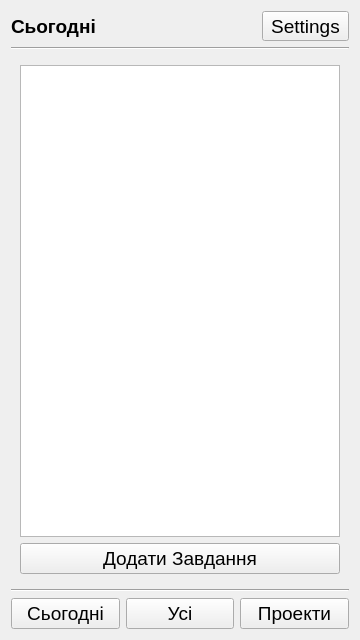
This is base.ui in LesterEvSe/Task-Manager as Qt 5 draws it before an edit. The edited form follows.
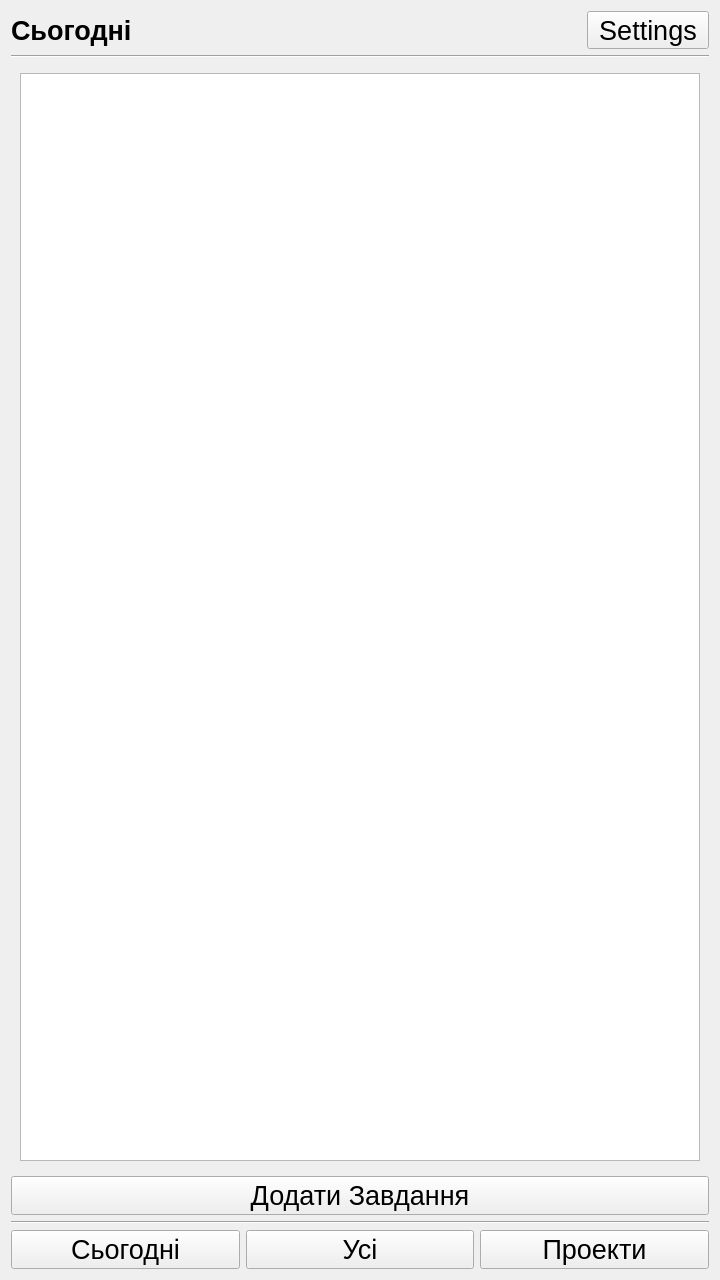
This is the edited form. The open tabs and pages were chosen to show the change.

The edit to the form file:
```diff
--- a/base.ui
+++ b/base.ui
@@ -6,13 +6,13 @@
    <rect>
     <x>0</x>
     <y>0</y>
-    <width>360</width>
-    <height>640</height>
+    <width>720</width>
+    <height>1280</height>
    </rect>
   </property>
   <property name="font">
    <font>
-    <pointsize>14</pointsize>
+    <pointsize>20</pointsize>
    </font>
   </property>
   <property name="windowTitle">
@@ -25,7 +25,7 @@
       <widget class="QLabel" name="label">
        <property name="font">
         <font>
-         <pointsize>14</pointsize>
+         <pointsize>20</pointsize>
          <italic>false</italic>
          <bold>true</bold>
         </font>
@@ -39,7 +39,7 @@
       <widget class="QToolButton" name="settingsButton">
        <property name="font">
         <font>
-         <pointsize>14</pointsize>
+         <pointsize>20</pointsize>
         </font>
        </property>
        <property name="text">
@@ -51,6 +51,12 @@
    </item>
    <item>
     <widget class="Line" name="line">
+     <property name="font">
+      <font>
+       <pointsize>20</pointsize>
+       <bold>true</bold>
+      </font>
+     </property>
      <property name="orientation">
       <enum>Qt::Horizontal</enum>
      </property>
@@ -70,23 +76,58 @@
          </property>
         </widget>
        </item>
+      </layout>
+     </widget>
+     <widget class="QWidget" name="projectsWidget">
+      <layout class="QVBoxLayout" name="verticalLayout_4">
        <item>
-        <widget class="QPushButton" name="pushButton">
+        <widget class="QPushButton" name="addProjectButton">
          <property name="text">
-          <string>Додати Завдання</string>
+          <string>Додати Проект</string>
          </property>
         </widget>
        </item>
+       <item>
+        <widget class="QListWidget" name="listWidget"/>
+       </item>
       </layout>
      </widget>
-     <widget class="QWidget" name="projectsWidget"/>
+     <widget class="QWidget" name="concreteProject">
+      <layout class="QVBoxLayout" name="verticalLayout_5">
+       <item>
+        <widget class="QListWidget" name="projectTasks"/>
+       </item>
+      </layout>
+     </widget>
      <widget class="QWidget" name="allTasksWidget">
-      <layout class="QVBoxLayout" name="verticalLayout"/>
+      <layout class="QVBoxLayout" name="verticalLayout">
+       <item>
+        <widget class="QListWidget" name="allTasksListWidget"/>
+       </item>
+      </layout>
      </widget>
     </widget>
    </item>
+   <item>
+    <widget class="QPushButton" name="pushButton">
+     <property name="font">
+      <font>
+       <pointsize>20</pointsize>
+      </font>
+     </property>
+     <property name="text">
+      <string>Додати Завдання</string>
+     </property>
+    </widget>
+   </item>
    <item>
     <widget class="Line" name="line_2">
+     <property name="font">
+      <font>
+       <pointsize>20</pointsize>
+       <bold>true</bold>
+      </font>
+     </property>
      <property name="orientation">
       <enum>Qt::Horizontal</enum>
      </property>
@@ -98,7 +139,7 @@
       <widget class="QPushButton" name="todayButton">
        <property name="font">
         <font>
-         <pointsize>14</pointsize>
+         <pointsize>20</pointsize>
         </font>
        </property>
        <property name="text">
@@ -110,7 +151,7 @@
       <widget class="QPushButton" name="allButton">
        <property name="font">
         <font>
-         <pointsize>14</pointsize>
+         <pointsize>20</pointsize>
         </font>
        </property>
        <property name="text">
@@ -122,7 +163,7 @@
       <widget class="QPushButton" name="projectsButton">
        <property name="font">
         <font>
-         <pointsize>14</pointsize>
+         <pointsize>20</pointsize>
         </font>
        </property>
        <property name="text">
```
